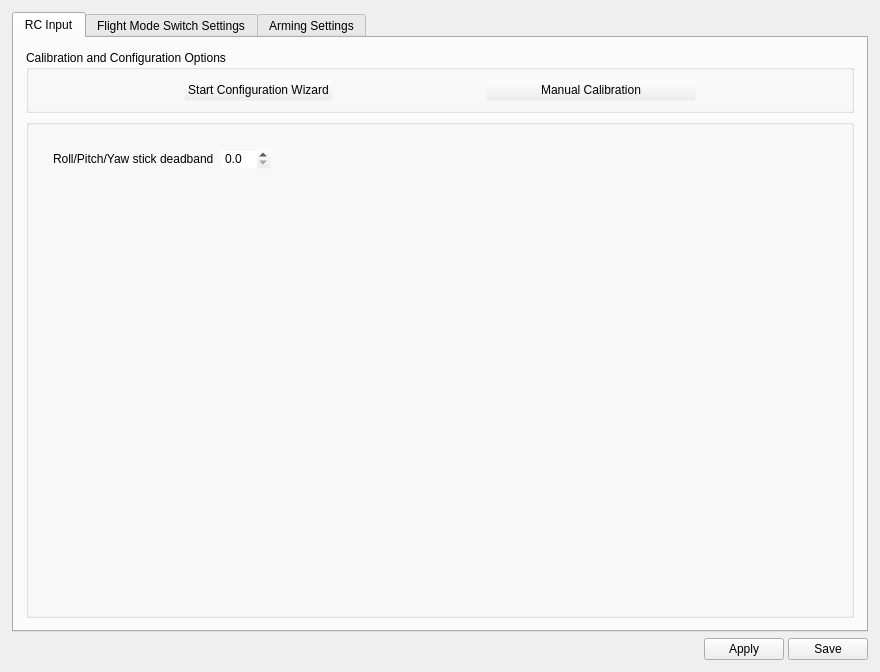
The window that ground/gcs/src/plugins/config/input.ui (cvy7/TauLabs) describes before a commit, drawn with Qt 5.
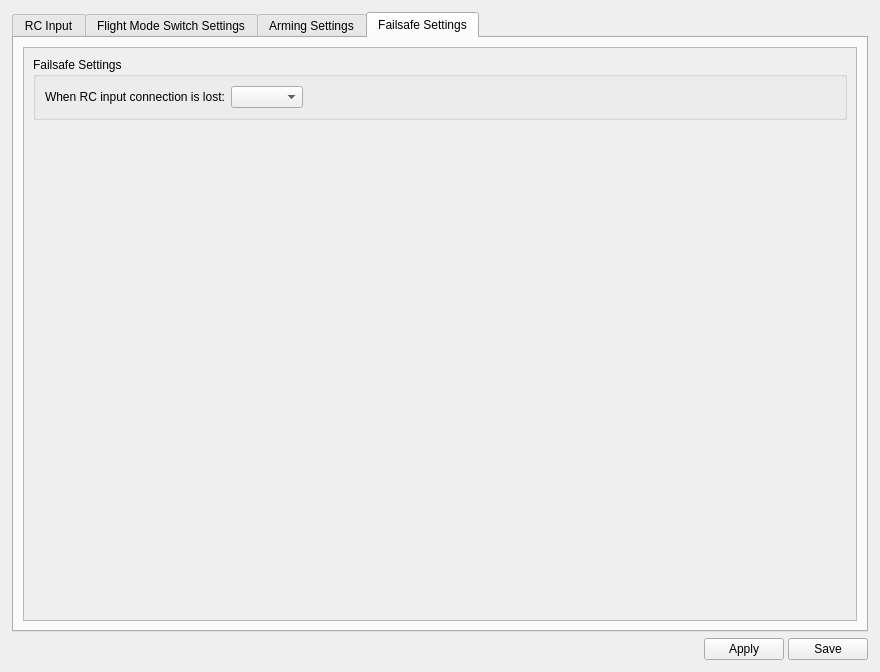
The same window after the commit. The open tabs and pages were chosen to show the change. Icons and pictures are not drawn.

Commit message: failsafe: make failsafe behavior configurable

Patch:
```diff
--- a/ground/gcs/src/plugins/config/input.ui
+++ b/ground/gcs/src/plugins/config/input.ui
@@ -110,8 +110,8 @@
            <rect>
             <x>0</x>
             <y>0</y>
-            <width>850</width>
-            <height>572</height>
+            <width>852</width>
+            <height>586</height>
            </rect>
           </property>
           <layout class="QGridLayout" name="gridLayout">
@@ -119,7 +119,7 @@
             <number>12</number>
            </property>
            <property name="verticalSpacing">
-            <number>-1</number>
+            <number>6</number>
            </property>
            <item row="1" column="0">
             <widget class="QGroupBox" name="groupBox_5">
@@ -1456,6 +1456,81 @@
        </item>
       </layout>
      </widget>
+     <widget class="QWidget" name="tabFailsafe">
+      <attribute name="title">
+       <string>Failsafe Settings</string>
+      </attribute>
+      <layout class="QVBoxLayout" name="verticalLayout_13">
+       <item>
+        <widget class="QScrollArea" name="scrollArea_4">
+         <property name="widgetResizable">
+          <bool>true</bool>
+         </property>
+         <widget class="QWidget" name="scrollAreaWidgetContents_4">
+          <property name="geometry">
+           <rect>
+            <x>0</x>
+            <y>0</y>
+            <width>832</width>
+            <height>566</height>
+           </rect>
+          </property>
+          <layout class="QVBoxLayout" name="verticalLayout_4">
+           <item>
+            <widget class="QGroupBox" name="groupBox_4">
+             <property name="title">
+              <string>Failsafe Settings</string>
+             </property>
+             <layout class="QVBoxLayout" name="verticalLayout_14">
+              <item>
+               <layout class="QHBoxLayout" name="horizontalLayout_8">
+                <item>
+                 <widget class="QLabel" name="label_2">
+                  <property name="text">
+                   <string>When RC input connection is lost:</string>
+                  </property>
+                 </widget>
+                </item>
+                <item>
+                 <widget class="QComboBox" name="failsafeBehavior"/>
+                </item>
+                <item>
+                 <spacer name="horizontalSpacer_15">
+                  <property name="orientation">
+                   <enum>Qt::Horizontal</enum>
+                  </property>
+                  <property name="sizeHint" stdset="0">
+                   <size>
+                    <width>40</width>
+                    <height>20</height>
+                   </size>
+                  </property>
+                 </spacer>
+                </item>
+               </layout>
+              </item>
+             </layout>
+            </widget>
+           </item>
+           <item>
+            <spacer name="verticalSpacer_7">
+             <property name="orientation">
+              <enum>Qt::Vertical</enum>
+             </property>
+             <property name="sizeHint" stdset="0">
+              <size>
+               <width>20</width>
+               <height>40</height>
+              </size>
+             </property>
+            </spacer>
+           </item>
+          </layout>
+         </widget>
+        </widget>
+       </item>
+      </layout>
+     </widget>
     </widget>
    </item>
    <item>
```
Left out of the diff: 118 changed lines with no effect on the pictures. The commit also changes 3 other files.
